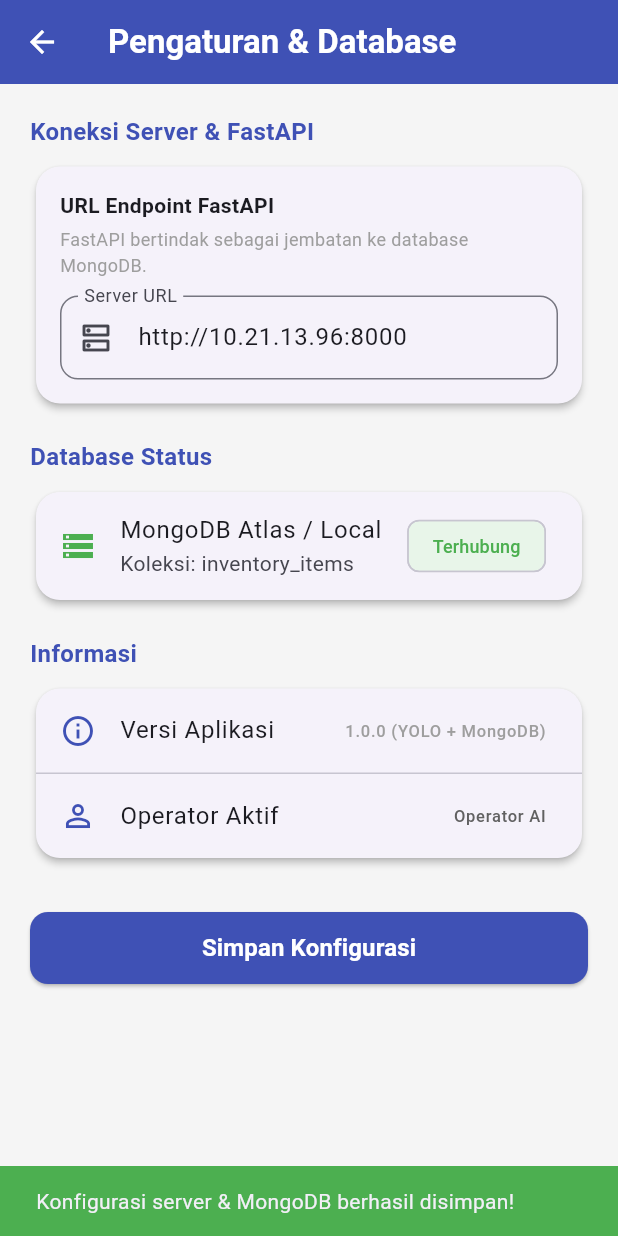
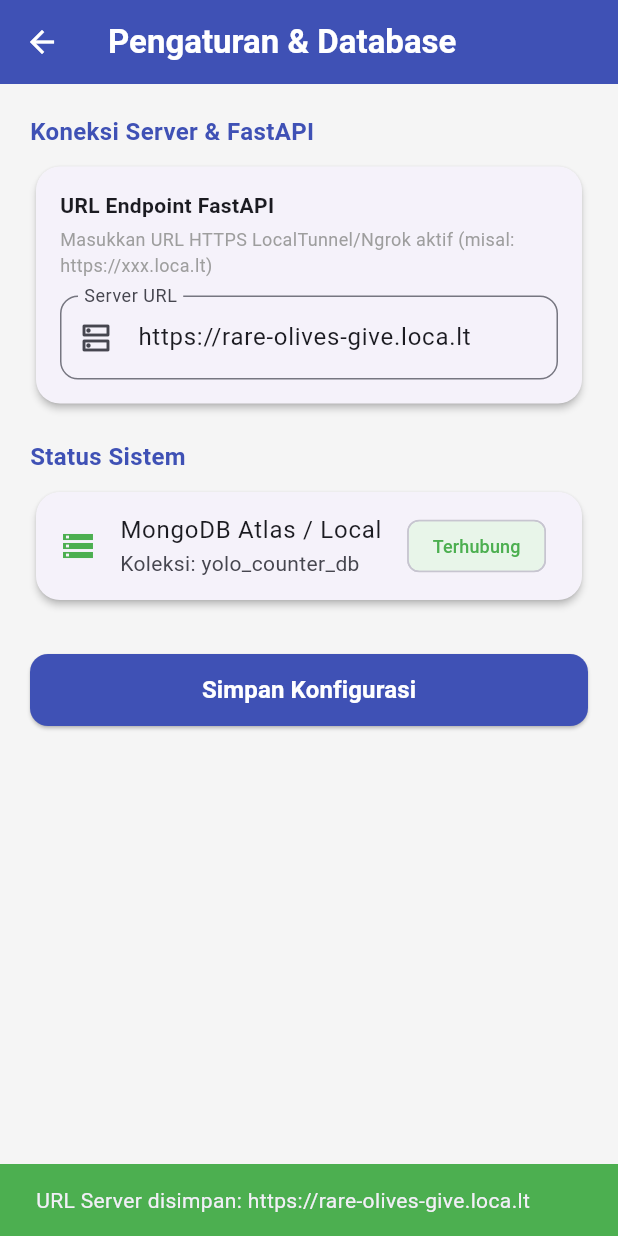
Before and after one commit to Nabilathallah21/YoloClusterBottle, a Flutter app: the SettingsScreen screen opened directly, after a tap on "Simpan Konfigurasi", on a phone screen of 412 x 824 dp. Run offline on Flutter 3.47's test engine with Material 3 defaults, Android fonts, the phone set to English and light mode, and no system bars; our stand-ins replace camera, shared_preferences; accounts and stored records are empty; network calls fail.

Commit message:
feat: tambahkan dynamic base url dan shared preferences

```diff
--- /dev/null
+++ b/lib/config.dart
@@ -0,0 +1,32 @@
+import 'package:shared_preferences/shared_preferences.dart';
+
+class AppConfig {
+  static const String _keyBaseUrl = 'user_base_url';
+
+  // URL Default awal (bisa diubah dari menu Settings)
+  static String baseUrl = 'https://rare-olives-give.loca.lt';
+
+  // Memuat URL yang tersimpan dari memori lokal
+  static Future<void> init() async {
+    final prefs = await SharedPreferences.getInstance();
+    baseUrl = prefs.getString(_keyBaseUrl) ?? baseUrl;
+  }
+
+  // Menyimpan URL baru dari Pengaturan
+  static Future<void> setBaseUrl(String newUrl) async {
+    String cleanUrl = newUrl.trim();
+    if (cleanUrl.endsWith('/')) {
+      cleanUrl = cleanUrl.substring(0, cleanUrl.length - 1);
+    }
+
+    baseUrl = cleanUrl;
+    final prefs = await SharedPreferences.getInstance();
+    await prefs.setString(_keyBaseUrl, cleanUrl);
+  }
+
+  // Header wajib untuk menembus proteksi LocalTunnel / ngrok
+  static Map<String, String> get headers => {
+        'bypass-tunnel-reminder': 'true',
+        'Accept': 'application/json',
+      };
+}
--- a/lib/settings_screen.dart
+++ b/lib/settings_screen.dart
@@ -1,4 +1,5 @@
 import 'package:flutter/material.dart';
+import 'config.dart';
 
 class SettingsScreen extends StatefulWidget {
   const SettingsScreen({super.key});
@@ -8,26 +9,35 @@ class SettingsScreen extends StatefulWidget {
 }
 
 class _SettingsScreenState extends State<SettingsScreen> {
-  final TextEditingController _serverUrlController = TextEditingController(
-    text: 'http://10.21.13.96:8000',
-  );
-
+  late TextEditingController _serverUrlController;
   bool _isSaving = false;
 
-  void _saveSettings() {
+  @override
+  void initState() {
+    super.initState();
+    _serverUrlController = TextEditingController(text: AppConfig.baseUrl);
+  }
+
+  @override
+  void dispose() {
+    _serverUrlController.dispose();
+    super.dispose();
+  }
+
+  Future<void> _saveSettings() async {
     setState(() => _isSaving = true);
 
-    Future.delayed(const Duration(seconds: 1), () {
-      setState(() => _isSaving = false);
-      if (!mounted) return;
+    await AppConfig.setBaseUrl(_serverUrlController.text);
 
-      ScaffoldMessenger.of(context).showSnackBar(
-        const SnackBar(
-          content: Text("Konfigurasi server & MongoDB berhasil disimpan!"),
-          backgroundColor: Colors.green,
-        ),
-      );
-    });
+    if (!mounted) return;
+    setState(() => _isSaving = false);
+
+    ScaffoldMessenger.of(context).showSnackBar(
+      SnackBar(
+        content: Text("URL Server disimpan: ${AppConfig.baseUrl}"),
+        backgroundColor: Colors.green,
+      ),
+    );
   }
 
   @override
@@ -63,7 +73,7 @@ class _SettingsScreenState extends State<SettingsScreen> {
                     ),
                     const SizedBox(height: 4),
                     const Text(
-                      "FastAPI bertindak sebagai jembatan ke database MongoDB.",
+                      "Masukkan URL HTTPS LocalTunnel/Ngrok aktif (misal: https://xxx.loca.lt)",
                       style: TextStyle(color: Colors.grey, fontSize: 12),
                     ),
                     const SizedBox(height: 12),
@@ -80,9 +90,8 @@ class _SettingsScreenState extends State<SettingsScreen> {
               ),
             ),
             const SizedBox(height: 20),
-
             const Text(
-              "Database Status",
+              "Status Sistem",
               style: TextStyle(fontSize: 16, fontWeight: FontWeight.bold, color: Colors.indigo),
             ),
             const SizedBox(height: 8),
@@ -94,7 +103,7 @@ class _SettingsScreenState extends State<SettingsScreen> {
                   ListTile(
                     leading: Icon(Icons.storage, color: Colors.green),
                     title: Text("MongoDB Atlas / Local"),
-                    subtitle: Text("Koleksi: inventory_items"),
+                    subtitle: Text("Koleksi: yolo_counter_db"),
                     trailing: Chip(
                       label: Text("Terhubung", style: TextStyle(color: Colors.green, fontSize: 12)),
                       backgroundColor: Color(0xFFE8F5E9),
@@ -103,34 +112,7 @@ class _SettingsScreenState extends State<SettingsScreen> {
                 ],
               ),
             ),
-            const SizedBox(height: 20),
-
-            const Text(
-              "Informasi",
-              style: TextStyle(fontSize: 16, fontWeight: FontWeight.bold, color: Colors.indigo),
-            ),
-            const SizedBox(height: 8),
-            Card(
-              elevation: 2,
-              shape: RoundedRectangleBorder(borderRadius: BorderRadius.circular(16)),
-              child: Column(
-                children: [
-                  const ListTile(
-                    leading: Icon(Icons.info_outline, color: Colors.indigo),
-                    title: Text("Versi Aplikasi"),
-                    trailing: Text("1.0.0 (YOLO + MongoDB)", style: TextStyle(color: Colors.grey)),
-                  ),
-                  const Divider(height: 1),
-                  ListTile(
-                    leading: const Icon(Icons.person_outline, color: Colors.indigo),
-                    title: const Text("Operator Aktif"),
-                    trailing: Text("Operator AI", style: TextStyle(color: Colors.grey.shade700)),
-                  ),
-                ],
-              ),
-            ),
             const SizedBox(height: 32),
-
             SizedBox(
               width: double.infinity,
               height: 48,
--- a/pubspec.yaml
+++ b/pubspec.yaml
@@ -36,6 +36,7 @@ dependencies:
   cupertino_icons: ^1.0.8
   camera: ^0.12.1
   http: ^1.6.0
+  shared_preferences: ^2.5.6
 
 dev_dependencies:
   flutter_test:
```
Also changed, not shown: lib/live_scan_screen.dart (+13 -7 lines), lib/main.dart (+10 -7 lines), lib/scanned_stock_screen.dart (+6 -5 lines), lib/snapshot_scan_screen.dart (+20 -12 lines), pubspec.lock, 3 other files.
